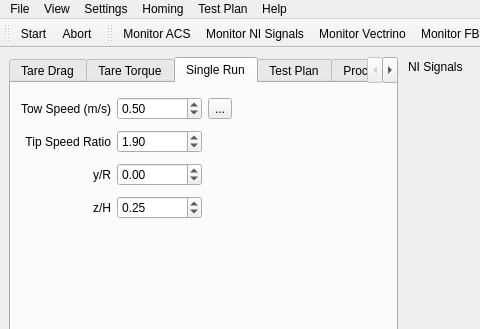
This is gui/mainwindow.ui in petebachant/TurbineDAQ as Qt 5 draws it before an edit; both pictures show x 0 to 480 and y 0 to 329 of the 1266 by 949 pixel window. The edited form follows.
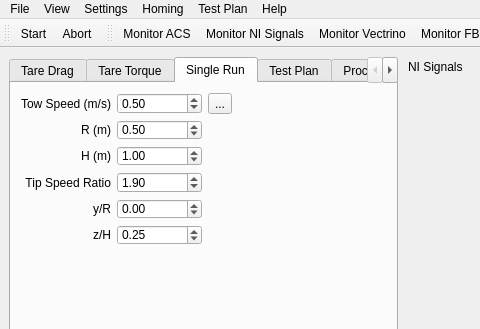
This is the edited form. The open tabs and pages were chosen to show the change. Icons and pictures are not drawn. Custom widgets are drawn as their Qt base class.

Commit message: Move icons to new directory and add turbine height and radius to single run tab

```diff
--- a/gui/mainwindow.ui
+++ b/gui/mainwindow.ui
@@ -221,11 +221,21 @@
           <x>10</x>
           <y>10</y>
           <width>211</width>
-          <height>131</height>
+          <height>152</height>
          </rect>
         </property>
-        <layout class="QGridLayout" name="gridLayout_4">
-         <item row="2" column="1">
+        <layout class="QGridLayout" name="gridLayout_singleRun">
+         <item row="1" column="0">
+          <widget class="QLabel" name="label_34">
+           <property name="text">
+            <string>R (m)</string>
+           </property>
+           <property name="alignment">
+            <set>Qt::AlignRight|Qt::AlignTrailing|Qt::AlignVCenter</set>
+           </property>
+          </widget>
+         </item>
+         <item row="4" column="1">
           <widget class="QDoubleSpinBox" name="doubleSpinBox_singleRun_y_R">
            <property name="minimum">
             <double>-3.000000000000000</double>
@@ -261,7 +271,7 @@
            </property>
           </widget>
          </item>
-         <item row="1" column="0">
+         <item row="3" column="0">
           <widget class="QLabel" name="label_6">
            <property name="text">
             <string>Tip Speed Ratio</string>
@@ -271,7 +281,7 @@
            </property>
           </widget>
          </item>
-         <item row="1" column="1">
+         <item row="3" column="1">
           <widget class="QDoubleSpinBox" name="doubleSpinBox_singleRun_tsr">
            <property name="maximum">
             <double>5.000000000000000</double>
@@ -284,7 +294,7 @@
            </property>
           </widget>
          </item>
-         <item row="2" column="0">
+         <item row="4" column="0">
           <widget class="QLabel" name="label_10">
            <property name="text">
             <string>y/R</string>
@@ -294,7 +304,7 @@
            </property>
           </widget>
          </item>
-         <item row="3" column="0">
+         <item row="5" column="0">
           <widget class="QLabel" name="label_33">
            <property name="text">
             <string>z/H</string>
@@ -304,7 +314,7 @@
            </property>
           </widget>
          </item>
-         <item row="3" column="1">
+         <item row="5" column="1">
           <widget class="QDoubleSpinBox" name="doubleSpinBox_singleRun_z_H">
            <property name="singleStep">
             <double>0.125000000000000</double>
@@ -321,6 +331,36 @@
            </property>
           </widget>
          </item>
+         <item row="1" column="1">
+          <widget class="QDoubleSpinBox" name="doubleSpinBox_turbineRadius">
+           <property name="singleStep">
+            <double>0.010000000000000</double>
+           </property>
+           <property name="value">
+            <double>0.500000000000000</double>
+           </property>
+          </widget>
+         </item>
+         <item row="2" column="0">
+          <widget class="QLabel" name="label_35">
+           <property name="text">
+            <string>H (m)</string>
+           </property>
+           <property name="alignment">
+            <set>Qt::AlignRight|Qt::AlignTrailing|Qt::AlignVCenter</set>
+           </property>
+          </widget>
+         </item>
+         <item row="2" column="1">
+          <widget class="QDoubleSpinBox" name="doubleSpinBox_turbineHeight">
+           <property name="singleStep">
+            <double>0.100000000000000</double>
+           </property>
+           <property name="value">
+            <double>1.000000000000000</double>
+           </property>
+          </widget>
+         </item>
         </layout>
        </widget>
       </widget>
```
Left out of the diff: 2 changed lines with no effect on the pictures. The commit also changes 24 other files.
